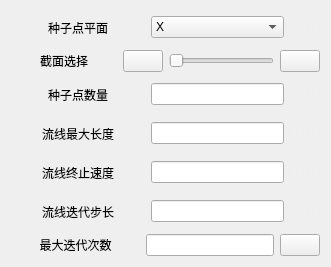
Above: Qt/Resources/UI/igStreamTracer.ui from hu-shuhan/editOpeniGame before the change. Below: the same form after it.
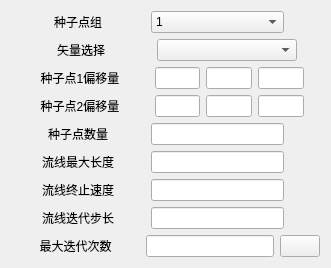
That is the form after the change. Icons and pictures are not drawn.

Diff of the .ui file:
```diff
--- a/Qt/Resources/UI/igStreamTracer.ui
+++ b/Qt/Resources/UI/igStreamTracer.ui
@@ -14,15 +14,58 @@
    <string>Form</string>
   </property>
   <layout class="QGridLayout" name="gridLayout">
+   <item row="0" column="0">
+    <layout class="QHBoxLayout" name="horizontalLayout" stretch="1,1,0">
+     <item>
+      <widget class="QLabel" name="label">
+       <property name="text">
+        <string>种子点组</string>
+       </property>
+       <property name="alignment">
+        <set>Qt::AlignCenter</set>
+       </property>
+      </widget>
+     </item>
+     <item>
+      <widget class="QComboBox" name="control_comboBox">
+       <property name="currentIndex">
+        <number>0</number>
+       </property>
+       <item>
+        <property name="text">
+         <string>1</string>
+        </property>
+       </item>
+       <item>
+        <property name="text">
+         <string>2</string>
+        </property>
+       </item>
+       <item>
+        <property name="text">
+         <string>3</string>
+        </property>
+       </item>
+      </widget>
+     </item>
+     <item>
+      <widget class="QLabel" name="label_10">
+       <property name="text">
+        <string>&lt;html&gt;&lt;head/&gt;&lt;body&gt;&lt;p&gt;&lt;span style=&quot; color:#f0f0f0;&quot;&gt;11111&lt;/span&gt;&lt;/p&gt;&lt;/body&gt;&lt;/html&gt;</string>
+       </property>
+      </widget>
+     </item>
+    </layout>
+   </item>
    <item row="1" column="0">
-    <layout class="QHBoxLayout" name="horizontalLayout_4" stretch="6,1,6,1">
+    <layout class="QHBoxLayout" name="horizontalLayout_4" stretch="1,1,0">
      <item>
       <widget class="QLabel" name="label_2">
        <property name="layoutDirection">
         <enum>Qt::LeftToRight</enum>
        </property>
        <property name="text">
-        <string>截面选择</string>
+        <string>矢量选择</string>
        </property>
        <property name="alignment">
         <set>Qt::AlignCenter</set>
@@ -30,33 +73,12 @@
       </widget>
      </item>
      <item>
-      <widget class="QPushButton" name="pushButton_2">
-       <property name="text">
-        <string/>
-       </property>
-       <property name="icon">
-        <iconset resource="../iGameQtMainWindow.qrc">
-         <normaloff>:/Ticon/Icons/VcrReverse.svg</normaloff>:/Ticon/Icons/VcrReverse.svg</iconset>
-       </property>
-      </widget>
+      <widget class="QComboBox" name="comboBox"/>
      </item>
      <item>
-      <widget class="QSlider" name="proportion_Slider">
-       <property name="singleStep">
-        <number>0</number>
-       </property>
-       <property name="value">
-        <number>0</number>
-       </property>
-       <property name="orientation">
-        <enum>Qt::Horizontal</enum>
-       </property>
-      </widget>
-     </item>
-     <item>
-      <widget class="QPushButton" name="pushButton">
+      <widget class="QLabel" name="label_13">
        <property name="text">
-        <string/>
+        <string>     </string>
        </property>
        <property name="icon">
         <iconset resource="../iGameQtMainWindow.qrc">
@@ -66,61 +88,7 @@
      </item>
     </layout>
    </item>
-   <item row="4" column="0">
-    <layout class="QHBoxLayout" name="horizontalLayout_5" stretch="1,1,0">
-     <item>
-      <widget class="QLabel" name="label_8">
-       <property name="text">
-        <string>流线终止速度</string>
-       </property>
-       <property name="alignment">
-        <set>Qt::AlignCenter</set>
-       </property>
-      </widget>
-     </item>
-     <item>
-      <widget class="QLineEdit" name="terminalSpeed"/>
-     </item>
-     <item>
-      <widget class="QLabel" name="label_9">
-       <property name="text">
-        <string>&lt;html&gt;&lt;head/&gt;&lt;body&gt;&lt;p&gt;&lt;span style=&quot; color:#f0f0f0;&quot;&gt;11111&lt;/span&gt;&lt;/p&gt;&lt;/body&gt;&lt;/html&gt;</string>
-       </property>
-      </widget>
-     </item>
-    </layout>
-   </item>
-   <item row="3" column="0">
-    <layout class="QHBoxLayout" name="horizontalLayout_6" stretch="1,1,0">
-     <item>
-      <widget class="QLabel" name="label_4">
-       <property name="layoutDirection">
-        <enum>Qt::LeftToRight</enum>
-       </property>
-       <property name="text">
-        <string>流线最大长度</string>
-       </property>
-       <property name="textFormat">
-        <enum>Qt::AutoText</enum>
-       </property>
-       <property name="alignment">
-        <set>Qt::AlignCenter</set>
-       </property>
-      </widget>
-     </item>
-     <item>
-      <widget class="QLineEdit" name="lengthOfStreamLine"/>
-     </item>
-     <item>
-      <widget class="QLabel" name="label_7">
-       <property name="text">
-        <string>&lt;html&gt;&lt;head/&gt;&lt;body&gt;&lt;p&gt;&lt;span style=&quot; color:#f0f0f0;&quot;&gt;11111&lt;/span&gt;&lt;/p&gt;&lt;/body&gt;&lt;/html&gt;</string>
-       </property>
-      </widget>
-     </item>
-    </layout>
-   </item>
-   <item row="5" column="0">
+   <item row="8" column="0">
     <layout class="QHBoxLayout" name="horizontalLayout_3" stretch="1,1,0">
      <item>
       <widget class="QLabel" name="label_6">
@@ -144,12 +112,12 @@
      </item>
     </layout>
    </item>
-   <item row="0" column="0">
-    <layout class="QHBoxLayout" name="horizontalLayout" stretch="1,1,0">
+   <item row="3" column="0">
+    <layout class="QHBoxLayout" name="horizontalLayout_10" stretch="3,1,1,1,0">
      <item>
-      <widget class="QLabel" name="label">
+      <widget class="QLabel" name="label_15">
        <property name="text">
-        <string>种子点平面</string>
+        <string>种子点2偏移量</string>
        </property>
        <property name="alignment">
         <set>Qt::AlignCenter</set>
@@ -157,65 +125,24 @@
       </widget>
      </item>
      <item>
-      <widget class="QComboBox" name="control_comboBox">
-       <property name="currentIndex">
-        <number>0</number>
-       </property>
-       <item>
-        <property name="text">
-         <string>X</string>
-        </property>
-       </item>
-       <item>
-        <property name="text">
-         <string>Y</string>
-        </property>
-       </item>
-       <item>
-        <property name="text">
-         <string>Z</string>
-        </property>
-       </item>
-      </widget>
+      <widget class="QLineEdit" name="lineEdit_4"/>
      </item>
      <item>
-      <widget class="QLabel" name="label_10">
-       <property name="text">
-        <string>&lt;html&gt;&lt;head/&gt;&lt;body&gt;&lt;p&gt;&lt;span style=&quot; color:#f0f0f0;&quot;&gt;11111&lt;/span&gt;&lt;/p&gt;&lt;/body&gt;&lt;/html&gt;</string>
-       </property>
-      </widget>
+      <widget class="QLineEdit" name="lineEdit_5"/>
      </item>
-    </layout>
-   </item>
-   <item row="2" column="0">
-    <layout class="QHBoxLayout" name="horizontalLayout_2" stretch="1,1,0">
      <item>
-      <widget class="QLabel" name="label_3">
-       <property name="text">
-        <string>种子点数量</string>
-       </property>
-       <property name="alignment">
-        <set>Qt::AlignCenter</set>
-       </property>
-      </widget>
+      <widget class="QLineEdit" name="lineEdit_6"/>
      </item>
      <item>
-      <widget class="QLineEdit" name="numOfSeedLineEdit">
-       <property name="inputMask">
-        <string/>
-       </property>
-      </widget>
-     </item>
-     <item>
-      <widget class="QLabel" name="label_5">
+      <widget class="QLabel" name="label_16">
        <property name="text">
-        <string>&lt;html&gt;&lt;head/&gt;&lt;body&gt;&lt;p&gt;&lt;span style=&quot; color:#f0f0f0;&quot;&gt;11111&lt;/span&gt;&lt;/p&gt;&lt;/body&gt;&lt;/html&gt;</string>
+        <string>   </string>
        </property>
       </widget>
      </item>
     </layout>
    </item>
-   <item row="6" column="0">
+   <item row="9" column="0">
     <layout class="QHBoxLayout" name="horizontalLayout_7" stretch="1,1,0">
      <item>
       <widget class="QLabel" name="label_11">
@@ -246,6 +173,118 @@
      </item>
     </layout>
    </item>
+   <item row="2" column="0">
+    <layout class="QHBoxLayout" name="horizontalLayout_8" stretch="3,1,1,1,0">
+     <item>
+      <widget class="QLabel" name="label_14">
+       <property name="text">
+        <string>种子点1偏移量</string>
+       </property>
+       <property name="alignment">
+        <set>Qt::AlignCenter</set>
+       </property>
+      </widget>
+     </item>
+     <item>
+      <widget class="QLineEdit" name="lineEdit"/>
+     </item>
+     <item>
+      <widget class="QLineEdit" name="lineEdit_2"/>
+     </item>
+     <item>
+      <widget class="QLineEdit" name="lineEdit_3"/>
+     </item>
+     <item>
+      <widget class="QLabel" name="label_17">
+       <property name="text">
+        <string>   </string>
+       </property>
+      </widget>
+     </item>
+    </layout>
+   </item>
+   <item row="5" column="0">
+    <layout class="QHBoxLayout" name="horizontalLayout_2" stretch="1,1,0">
+     <item>
+      <widget class="QLabel" name="label_3">
+       <property name="text">
+        <string>种子点数量</string>
+       </property>
+       <property name="alignment">
+        <set>Qt::AlignCenter</set>
+       </property>
+      </widget>
+     </item>
+     <item>
+      <widget class="QLineEdit" name="numOfSeedLineEdit">
+       <property name="inputMask">
+        <string/>
+       </property>
+      </widget>
+     </item>
+     <item>
+      <widget class="QLabel" name="label_5">
+       <property name="text">
+        <string>&lt;html&gt;&lt;head/&gt;&lt;body&gt;&lt;p&gt;&lt;span style=&quot; color:#f0f0f0;&quot;&gt;11111&lt;/span&gt;&lt;/p&gt;&lt;/body&gt;&lt;/html&gt;</string>
+       </property>
+      </widget>
+     </item>
+    </layout>
+   </item>
+   <item row="7" column="0">
+    <layout class="QHBoxLayout" name="horizontalLayout_5" stretch="1,1,0">
+     <item>
+      <widget class="QLabel" name="label_8">
+       <property name="text">
+        <string>流线终止速度</string>
+       </property>
+       <property name="alignment">
+        <set>Qt::AlignCenter</set>
+       </property>
+      </widget>
+     </item>
+     <item>
+      <widget class="QLineEdit" name="terminalSpeed"/>
+     </item>
+     <item>
+      <widget class="QLabel" name="label_9">
+       <property name="text">
+        <string>&lt;html&gt;&lt;head/&gt;&lt;body&gt;&lt;p&gt;&lt;span style=&quot; color:#f0f0f0;&quot;&gt;11111&lt;/span&gt;&lt;/p&gt;&lt;/body&gt;&lt;/html&gt;</string>
+       </property>
+      </widget>
+     </item>
+    </layout>
+   </item>
+   <item row="6" column="0">
+    <layout class="QHBoxLayout" name="horizontalLayout_6" stretch="1,1,0">
+     <item>
+      <widget class="QLabel" name="label_4">
+       <property name="layoutDirection">
+        <enum>Qt::LeftToRight</enum>
+       </property>
+       <property name="text">
+        <string>流线最大长度</string>
+       </property>
+       <property name="textFormat">
+        <enum>Qt::AutoText</enum>
+       </property>
+       <property name="alignment">
+        <set>Qt::AlignCenter</set>
+       </property>
+      </widget>
+     </item>
+     <item>
+      <widget class="QLineEdit" name="lengthOfStreamLine"/>
+     </item>
+     <item>
+      <widget class="QLabel" name="label_7">
+       <property name="text">
+        <string>&lt;html&gt;&lt;head/&gt;&lt;body&gt;&lt;p&gt;&lt;span style=&quot; color:#f0f0f0;&quot;&gt;11111&lt;/span&gt;&lt;/p&gt;&lt;/body&gt;&lt;/html&gt;</string>
+       </property>
+      </widget>
+     </item>
+    </layout>
+   </item>
   </layout>
  </widget>
  <resources>
```
Left out of the diff: 4 changed lines with no effect on the pictures.
